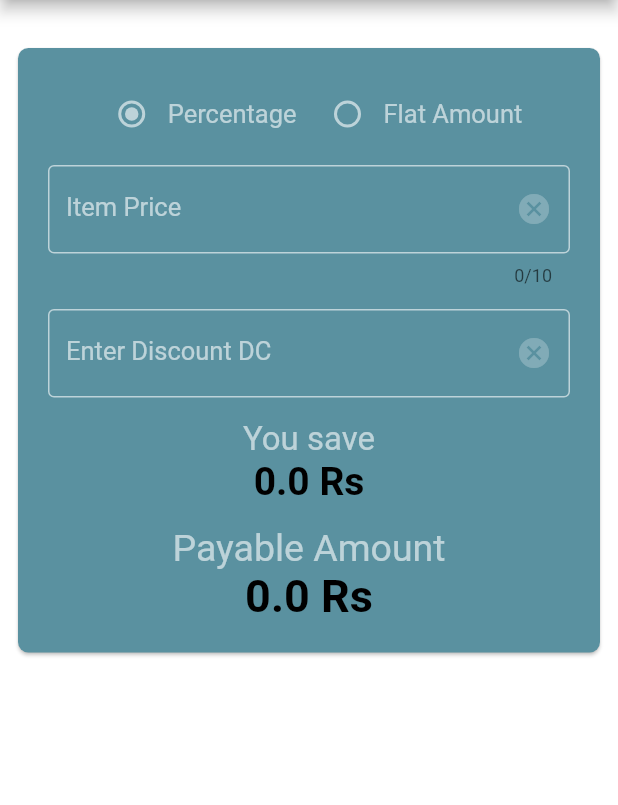
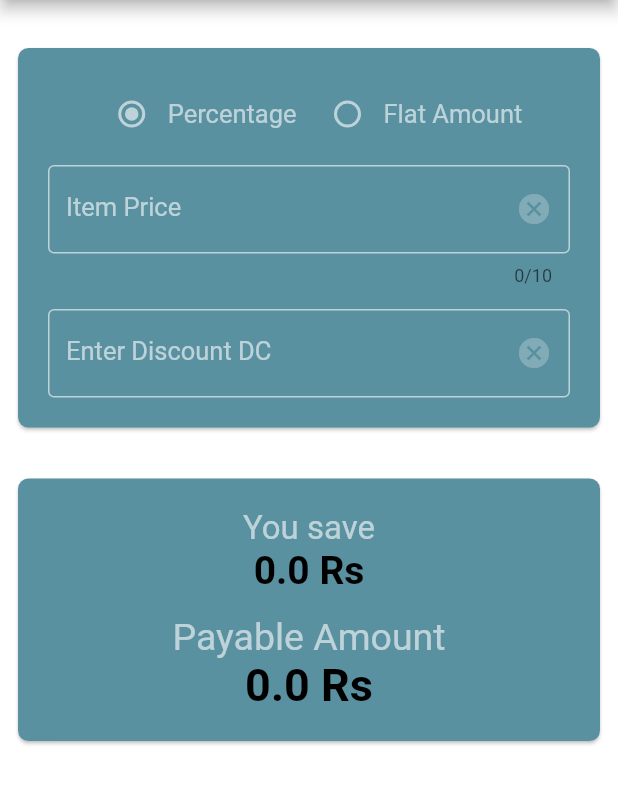
Before and after one commit to dhruvashastri12/Discount-Calculation-Flutter, a Flutter app: the screen it shows after launch, on a phone screen of 412 x 824 dp, the part 84-889 px from its top. Run offline on Flutter 3.47's test engine with Material 2 defaults, Android fonts, the phone set to English and light mode, and no system bars.

```diff
--- a/lib/custom/dc_textfield.dart
+++ b/lib/custom/dc_textfield.dart
@@ -5,9 +5,10 @@ class DCTextField extends StatelessWidget {
   final Function onClearPressed;
   final String label;
   final int maxLength;
+  final bool discountValueError;
 
   DCTextField(
-      {this.controller, this.onClearPressed, this.label, this.maxLength});
+      {this.controller, this.onClearPressed, this.label, this.maxLength, this.discountValueError});
 
   @override
   Widget build(BuildContext context) {
@@ -22,17 +23,7 @@ class DCTextField extends StatelessWidget {
       decoration: InputDecoration(
         suffixIcon: IconButton(
             icon: Icon(Icons.cancel, color: Colors.white24),
-              onPressed: onClearPressed ?? () {}
-
-              // () {
-              //   // _itemEditController.clear();
-              //   // setState(() {
-              //   //   payableAmount = 0.0;
-              //   //   savingAmount = 0.0;
-              //   // });
-              //   // FocusScope.of(context).requestFocus(FocusNode());
-              // },
-              ),
+            onPressed: onClearPressed ?? () {}),
         focusedBorder: OutlineInputBorder(
           borderSide: BorderSide(color: Colors.white60, width: 1.0),
         ),
@@ -43,7 +34,14 @@ class DCTextField extends StatelessWidget {
         labelStyle: TextStyle(
           color: Colors.white60,
           fontSize: 17.0,
-          )),
+        ),
+        errorText: discountValueError
+            ? 'Please enter discount value < 100%'
+            : null,
+        focusedErrorBorder: OutlineInputBorder(
+          borderSide: BorderSide(color: Colors.white60, width: 1.0),
+        ),
+      ),
     );
   }
 }
--- a/lib/screens/home/calculator_body.dart
+++ b/lib/screens/home/calculator_body.dart
@@ -18,13 +18,15 @@ class _CalculatorBodyState extends State<CalculatorBody> {
   double savingAmount = 0.0;
 
   int selectedRadio;
+  bool discountValueError;
 
   @override
   void initState() {
     super.initState();
+    discountValueError = false;
     selectedRadio = 0;
-    itemPriceController.addListener(_calculatDiscount);
-    itemDiscountController.addListener(_calculatDiscount);
+    itemPriceController.addListener(_calculateDiscount);
+    itemDiscountController.addListener(_calculateDiscount);
   }
 
   @override
@@ -61,20 +63,6 @@ class _CalculatorBodyState extends State<CalculatorBody> {
                             });
                           },
                         )
-                        // DCRadioButton(
-                        //   radioBtnLabel: 'Percentage',
-                        //   selectedRadio: 0,
-                        //   onRadioChanged: (val) {
-                        //     // setSelectedRadio(val);
-                        //   },
-                        // ),
-                        // DCRadioButton(
-                        //   radioBtnLabel: 'Flat Amount',
-                        //   selectedRadio: 1,
-                        //   onRadioChanged: (val) {
-                        //     // setSelectedRadio(val);
-                        //   },
-                        // ),
                       ],
                     ),
                   ),
@@ -92,6 +80,7 @@ class _CalculatorBodyState extends State<CalculatorBody> {
                       });
                       FocusScope.of(context).requestFocus(FocusNode());
                     },
+                    discountValueError: false
                   ),
                   SizedBox(height: 15.0),
                   DCTextField(
@@ -106,8 +95,23 @@ class _CalculatorBodyState extends State<CalculatorBody> {
                       });
                       FocusScope.of(context).requestFocus(FocusNode());
                     },
+                    discountValueError: false
                   ),
-                  SizedBox(height: 15.0),
+                ],
+              ),
+            ),
+          ),
+        ),
+        SizedBox(height: 10.0),
+        Padding(
+          padding: const EdgeInsets.all(8.0),
+          child: Card(
+            color: mainColor,
+            shape: RoundedRectangleBorder(borderRadius: BorderRadius.circular(7)),
+            child: Padding(
+              padding: EdgeInsets.all(20.0),
+              child: Column(
+                children: <Widget>[
                   DCResultField(
                       displayLabelTxt: 'You save',
                       labelFontSize: 22.0,
@@ -128,7 +132,7 @@ class _CalculatorBodyState extends State<CalculatorBody> {
     );
   }
 
-  _calculatDiscount() {
+  _calculateDiscount() {
     double itemPrice = double.parse(
         itemPriceController.text != null && itemPriceController.text.isNotEmpty
             ? itemPriceController.text
@@ -139,7 +143,7 @@ class _CalculatorBodyState extends State<CalculatorBody> {
         : '0');
 
     if (!isValidNumber(itemPrice)) return;
-    if (!isValidDiscountNumber(discount)) return;
+    if (!isValidDiscountNumber(discount)){discountValueError = true;}
 
     if (selectedRadio == 0) {
       double cuttingPrice = (itemPrice * discount) / 100;
@@ -166,8 +170,7 @@ class _CalculatorBodyState extends State<CalculatorBody> {
   setSelectedRadio(int val) {
     setState(() {
       selectedRadio = val;
-      _calculatDiscount();
+      _calculateDiscount();
     });
   }
-
 }
--- a/lib/utils/helper.dart
+++ b/lib/utils/helper.dart
@@ -4,4 +4,5 @@ bool isValidNumber(double value) {
 
 bool isValidDiscountNumber(double value) {
   return value != null && value > 0 && value < 101;
+  print('isValidDiscount: $value');
 }
```
Also changed, not shown: lib/custom/dc_radiobutton.dart (+0 -22 lines). Lines whose indentation alone changed are shown as unchanged.
